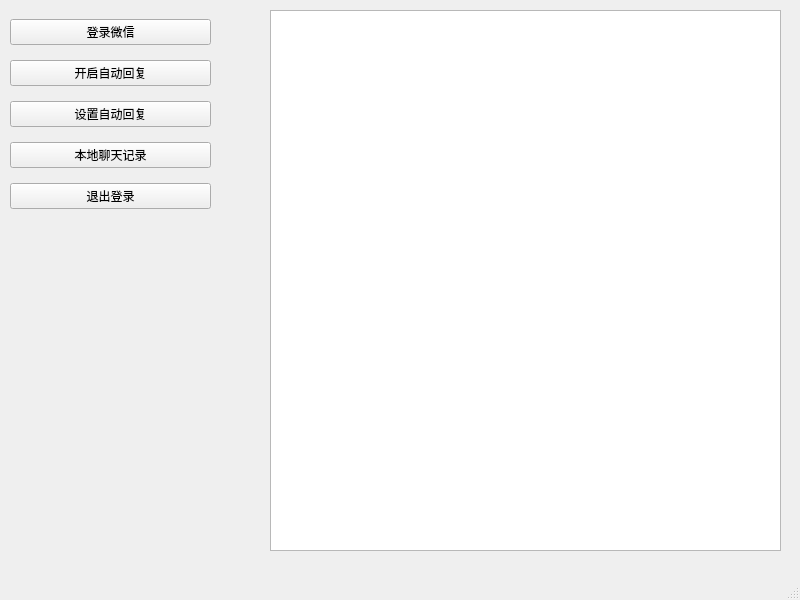
Above: ui/wx.ui from whlle1ouch/mhwy before the change. Below: the same form after it.
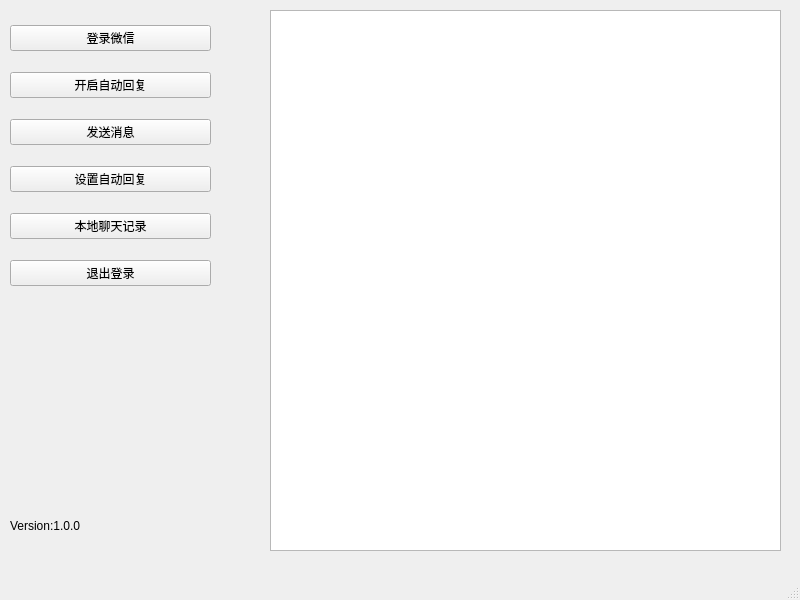
That is the form after the change.

```diff
--- a/ui/wx.ui
+++ b/ui/wx.ui
@@ -20,7 +20,7 @@
       <x>10</x>
       <y>10</y>
       <width>201</width>
-      <height>211</height>
+      <height>291</height>
      </rect>
     </property>
     <layout class="QVBoxLayout" name="verticalLayout">
@@ -38,6 +38,13 @@
        </property>
       </widget>
      </item>
+     <item>
+      <widget class="QPushButton" name="pushButton_6">
+       <property name="text">
+        <string>发送消息</string>
+       </property>
+      </widget>
+     </item>
      <item>
       <widget class="QPushButton" name="pushButton">
        <property name="text">
@@ -71,6 +78,19 @@
      </rect>
     </property>
    </widget>
+   <widget class="QLabel" name="label">
+    <property name="geometry">
+     <rect>
+      <x>10</x>
+      <y>500</y>
+      <width>171</width>
+      <height>51</height>
+     </rect>
+    </property>
+    <property name="text">
+     <string>Version:1.0.0</string>
+    </property>
+   </widget>
   </widget>
   <widget class="QMenuBar" name="menubar">
    <property name="geometry">
```
